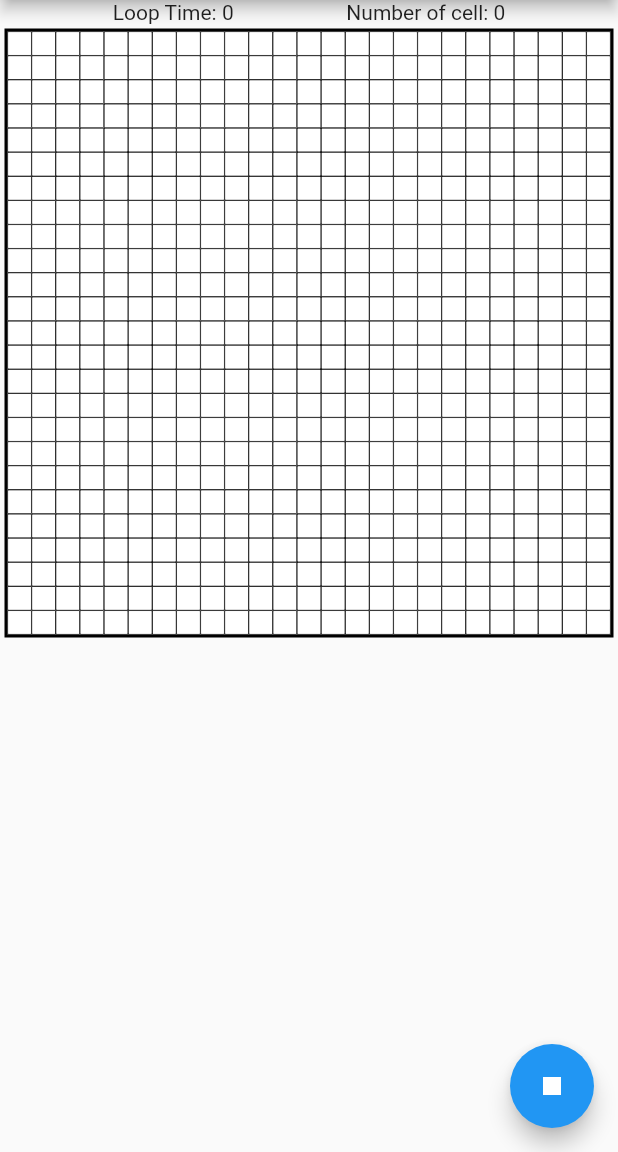
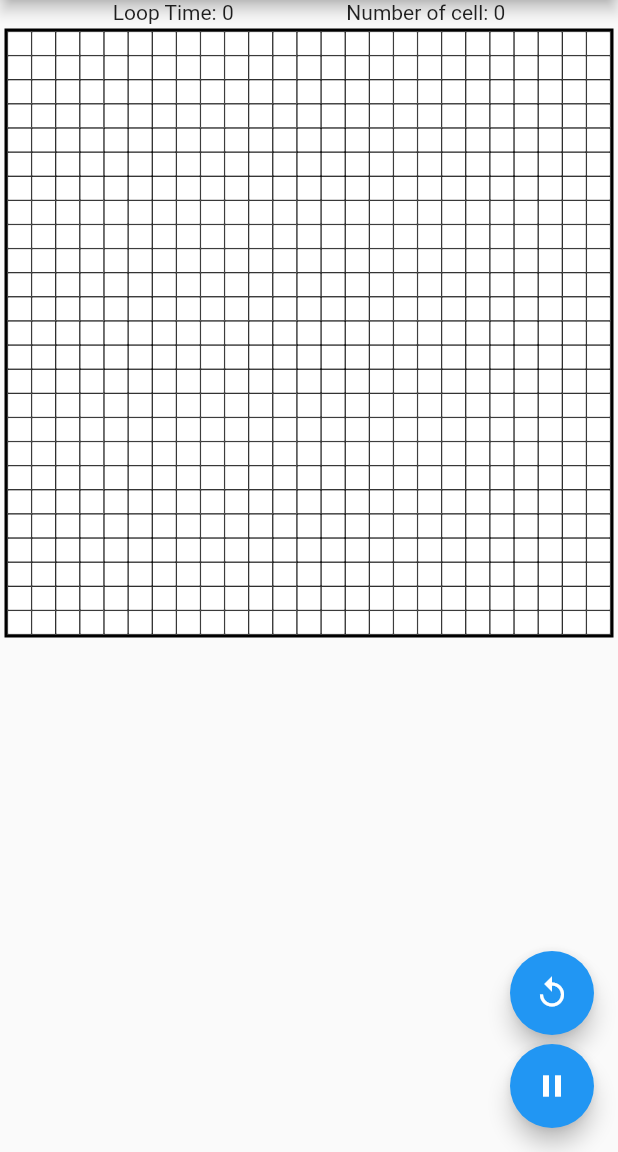
Before and after one commit to Chonli/game_of_life_flutter, a Flutter app: the screen it shows after launch, after a tap on the "play arrow" icon, on a phone screen of 412 x 824 dp, the part 84-1236 px from its top. Run offline on Flutter 3.47's test engine with Material 2 defaults, Android fonts, the phone set to English and light mode, and no system bars.

Commit message:
Add play/pause/reset buttons

```diff
--- a/lib/main.dart
+++ b/lib/main.dart
@@ -1,6 +1,7 @@
 import 'dart:async';
 
 import 'package:flutter/material.dart';
+import 'package:flutter/services.dart';
 import 'model_game.dart';
 import 'const_var.dart';
 
@@ -9,6 +10,10 @@ void main() => runApp(MyApp());
 class MyApp extends StatelessWidget {
   @override
   Widget build(BuildContext context) {
+    SystemChrome.setPreferredOrientations([
+      DeviceOrientation.portraitUp,
+      DeviceOrientation.portraitDown,
+    ]);
     return MaterialApp(
       title: 'Game of life',
       theme: ThemeData(
@@ -40,7 +45,7 @@ class _MyHomePageState extends State<MyHomePage> {
     _model = ModelGame(25, 25);
   }
 
-  void _startStopGame() {
+  void _startPauseGame() {
     if (_isRunning) {
       _loopGame?.cancel();
     } else {
@@ -49,7 +54,16 @@ class _MyHomePageState extends State<MyHomePage> {
 
     setState(() {
       _isRunning = !_isRunning;
+    });
+  }
+
+  void _resetGame() {
+    _model.razMatrix();
+    _loopGame?.cancel();
+    setState(() {
       _counterLoop = 0;
+      _counterCells = 0;
+      _isRunning = false;
     });
   }
 
@@ -124,11 +138,23 @@ class _MyHomePageState extends State<MyHomePage> {
           ],
         ),
       ),
-      floatingActionButton: FloatingActionButton(
-        onPressed: _startStopGame,
-        tooltip: _isRunning ? 'Stop' : 'Start',
-        child: Icon(_isRunning ? Icons.stop : Icons.play_arrow),
-      ), // This trailing comma makes auto-formatting nicer for build methods.
+      floatingActionButtonLocation: FloatingActionButtonLocation.endFloat,
+      floatingActionButton:
+          Column(mainAxisAlignment: MainAxisAlignment.end, children: [
+        FloatingActionButton(
+          onPressed: _resetGame,
+          tooltip: 'Reset',
+          child: Icon(Icons.replay),
+        ),
+        Padding(
+          padding: EdgeInsets.all(3.0),
+        ),
+        FloatingActionButton(
+          onPressed: _startPauseGame,
+          tooltip: _isRunning ? 'Pause' : 'Start',
+          child: Icon(_isRunning ? Icons.pause : Icons.play_arrow),
+        ),
+      ]),
     );
   }
 
--- a/lib/model_game.dart
+++ b/lib/model_game.dart
@@ -6,15 +6,15 @@ class ModelGame {
   List<int> _matrixGrid;
 
   ModelGame(this.columnSize, this.rowSize) {
-    _razMatrix();
+    razMatrix();
   }
 
-  void _razMatrix() {
+  void razMatrix() {
     _matrixGrid = List.generate(columnSize * rowSize, (_) => 0);
   }
 
   void applyModel(List<Point> list) {
-    _razMatrix();
+    razMatrix();
     list.forEach((p) => _matrixGrid[p.x + rowSize * p.y] = 1);
   }
 
```
